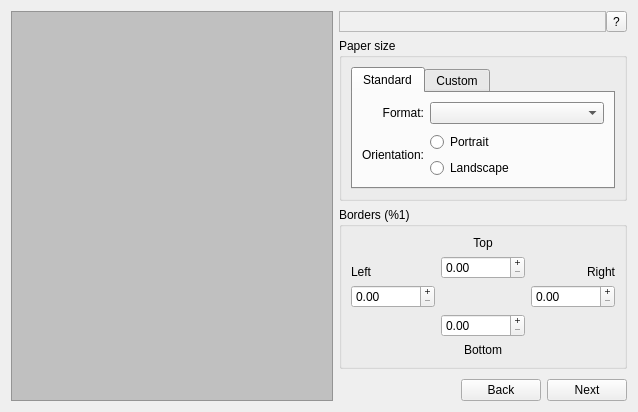
Old version of the form src/QtPosteRazorDialog.ui in the repository aportale/posterazor.
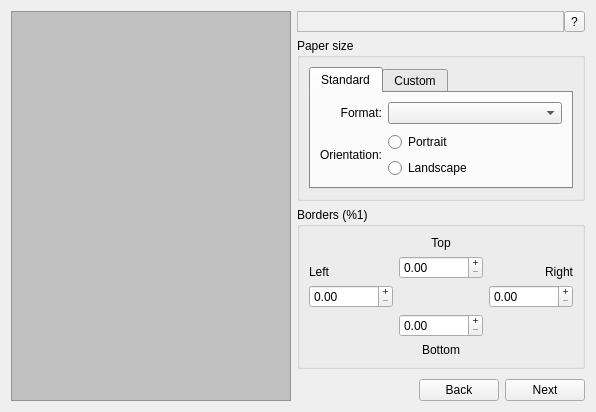
New version of the form. The open tabs and pages were chosen to show the change. Icons and pictures are not drawn. Custom widgets are drawn as their Qt base class.

Commit message: Trying to get all translations of the UI into one context "PosteRazorDialog"

What changed in the file:
```diff
--- a/src/QtPosteRazorDialog.ui
+++ b/src/QtPosteRazorDialog.ui
@@ -6,8 +6,8 @@
    <rect>
     <x>0</x>
     <y>0</y>
-    <width>638</width>
-    <height>408</height>
+    <width>596</width>
+    <height>385</height>
    </rect>
   </property>
   <property name="acceptDrops" >
@@ -397,14 +397,6 @@
          </layout>
         </widget>
         <widget class="QWidget" name="m_paperSizeStep" >
-         <property name="geometry" >
-          <rect>
-           <x>0</x>
-           <y>0</y>
-           <width>232</width>
-           <height>312</height>
-          </rect>
-         </property>
          <layout class="QVBoxLayout" >
           <property name="spacing" >
            <number>6</number>
@@ -473,14 +465,6 @@
                 <number>0</number>
                </property>
                <widget class="QWidget" name="m_paperFormatStandardTab" >
-                <property name="geometry" >
-                 <rect>
-                  <x>4</x>
-                  <y>30</y>
-                  <width>206</width>
-                  <height>93</height>
-                 </rect>
-                </property>
                 <attribute name="title" >
                  <string>Standard</string>
                 </attribute>
```
Left out of the diff: 46 changed lines with no effect on the pictures. The commit also changes 11 other files.
